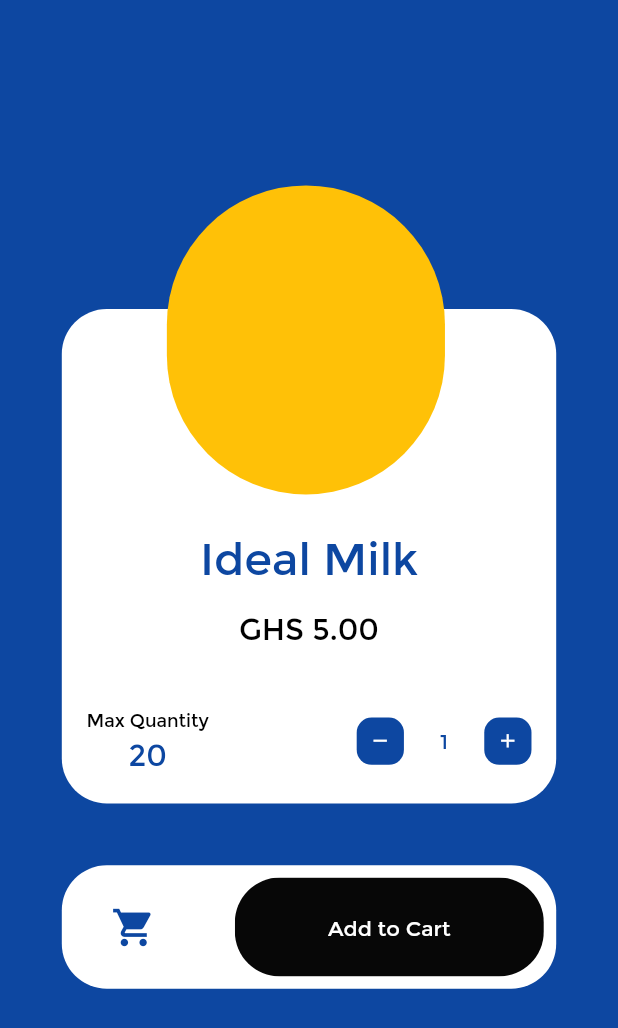
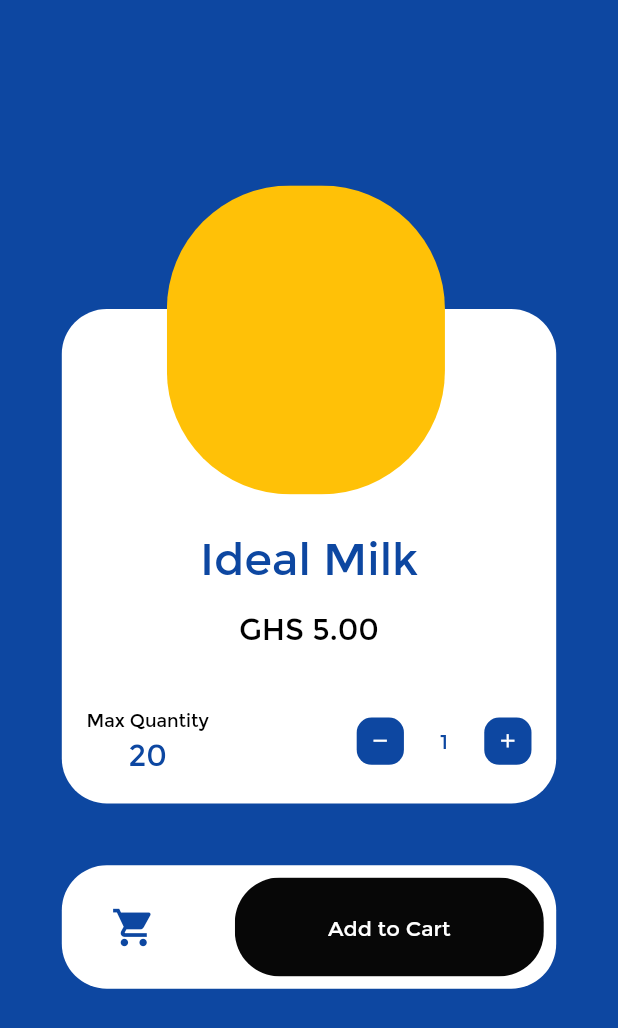
Before and after one commit to Qweku/shop-manager, a Flutter app: the ProductView screen opened directly, on a phone screen of 412 x 824 dp. Shown: the top 1028 px of the screen. Run offline on Flutter 3.47's test engine with Material 2 defaults, Android fonts, the phone set to English and light mode, and no system bars; our stand-ins replace currency_text_input_formatter, hexcolor, hive_flutter, image_picker, shared_preferences; accounts and stored records are empty.

Commit message:
image fix

```diff
--- a/lib/pages/productView.dart
+++ b/lib/pages/productView.dart
@@ -47,12 +47,17 @@
                   left: width * 0.17,
                   //right: 0,
                   //bottom: 0,
-                  child: Container(
-                    width: width * 0.45,
-                    height: height * 0.25,
-                    decoration: BoxDecoration(
-                        borderRadius: BorderRadius.circular(100),
-                        color: Colors.amber),
+                  child: ClipRRect(
+                    borderRadius: BorderRadius.circular(height*0.1),
+                    child: Container(
+                      width: width * 0.45,
+                      height: height * 0.25,
+
+                      decoration: const BoxDecoration(
+
+                          color: Colors.amber),
+                          //child: Image.file(img,fit:BoxFit.cover),
+                    ),
                   ),
                 ),
                 Positioned(
```
